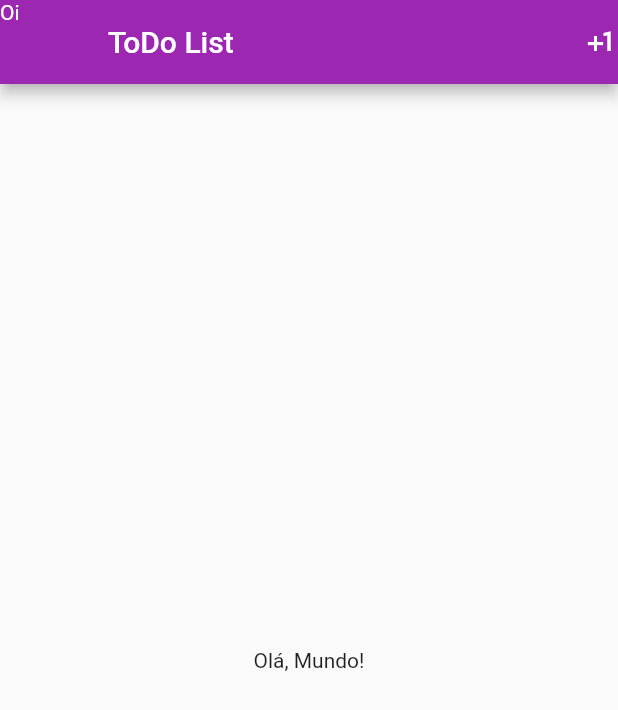
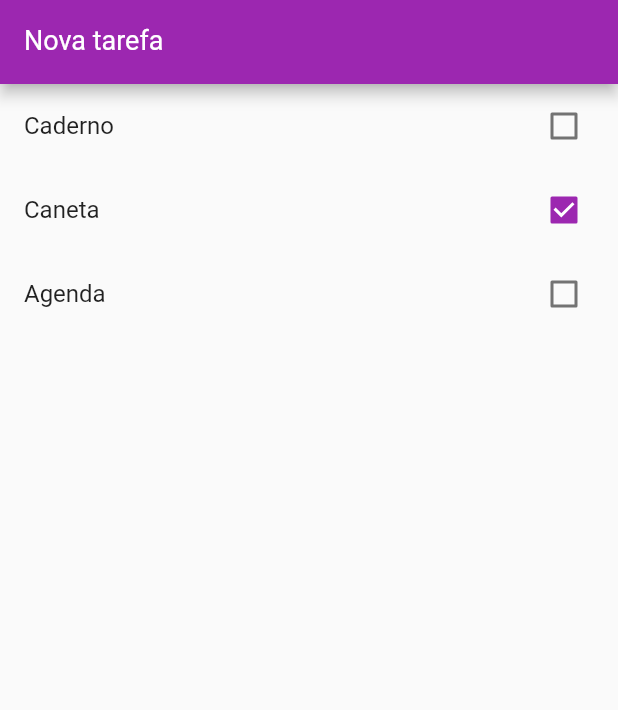
Before and after one commit to montonurb/apps-flutter-developments, a Flutter app: the screen it shows after launch, on a phone screen of 412 x 824 dp. Shown: the top 710 px of the screen. Run offline on Flutter 3.47's test engine with Material 2 defaults, Android fonts, the light colour scheme and no system bars.

Commit message:
personalizando a lista

```diff
--- a/todo/lib/main.dart
+++ b/todo/lib/main.dart
@@ -1,5 +1,5 @@
-import 'package:flutter/material.dart'; //para android
-//import 'package:flutter/cupertino.dart'; //para ios
+import 'package:flutter/material.dart'; //para android -->   //import 'package:flutter/cupertino.dart'; //para ios
+import 'models/item.dart';
 
 void main() => runApp(App());
 
@@ -17,21 +17,56 @@ class App extends StatelessWidget {
   }
 }
 
-class HomePage extends StatelessWidget {
+class HomePage extends StatefulWidget {
+  var items = new List<Item>();
+
+  HomePage() {
+    items = [];
+    items.add(Item(title: "Caderno", done: false));
+    items.add(Item(title: "Caneta", done: true));
+    items.add(Item(title: "Agenda", done: false));
+  }
+  @override
+  _HomePageState createState() => _HomePageState();
+}
+
+class _HomePageState extends State<HomePage> {
+  var newTaskCtrl = TextEditingController();
+
   @override
   Widget build(BuildContext context) {
     return Scaffold(
       appBar: AppBar(
-        leading: Text("Oi"),
-        title: Text("ToDo List"),
-        actions: <Widget>[
-          Icon(Icons.plus_one),
-        ],
+        title: TextFormField(
+          controller: newTaskCtrl,
+          keyboardType: TextInputType.text,
+          style: TextStyle(
+            color: Colors.white,
+            fontSize: 18,
+          ),
+          decoration: InputDecoration(
+            labelText: "Nova tarefa",
+            labelStyle: TextStyle(
+              color: Colors.white,
+            ),
+          ),
+        ),
       ),
-      body: Container(
-        child: Center(
-          child: Text("Olá, Mundo!"),
-        ),
+      body: ListView.builder(
+        itemCount: widget.items.length,
+        itemBuilder: (BuildContext ctxt, int index) {
+          final item = widget.items[index];
+          return CheckboxListTile(
+            title: Text(item.title),
+            key: Key(item.title),
+            value: item.done,
+            onChanged: (value) {
+              setState(() {
+                item.done = value;
+              });
+            },
+          );
+        },
       ),
     );
   }
```
Also changed, not shown: todo/lib/models/item.dart (+3 -4 lines).
